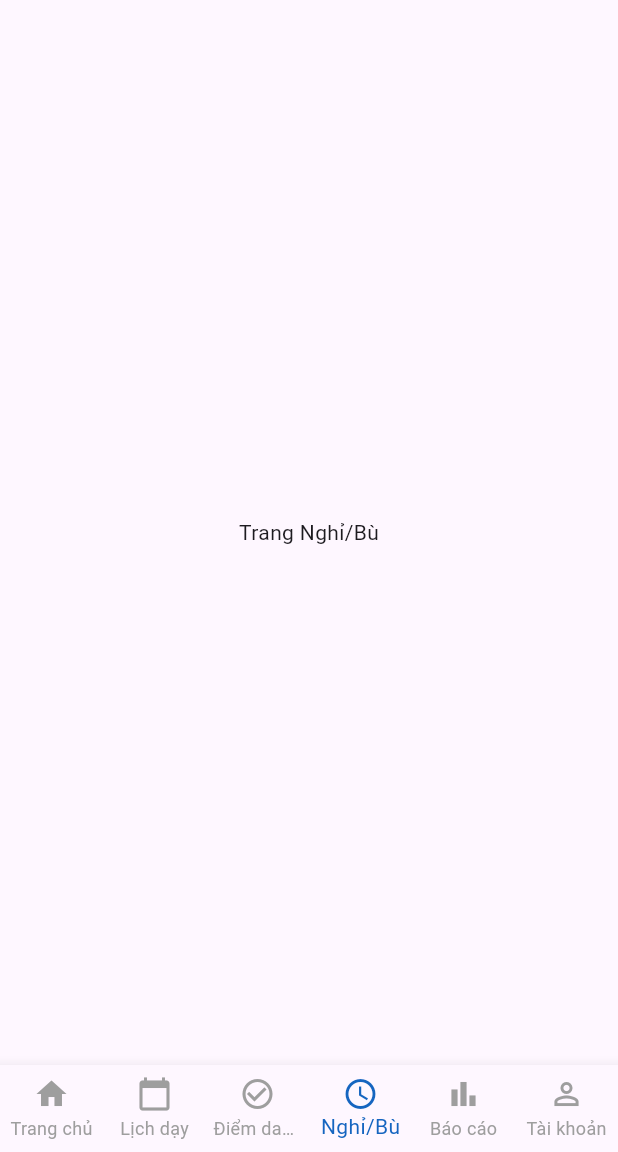
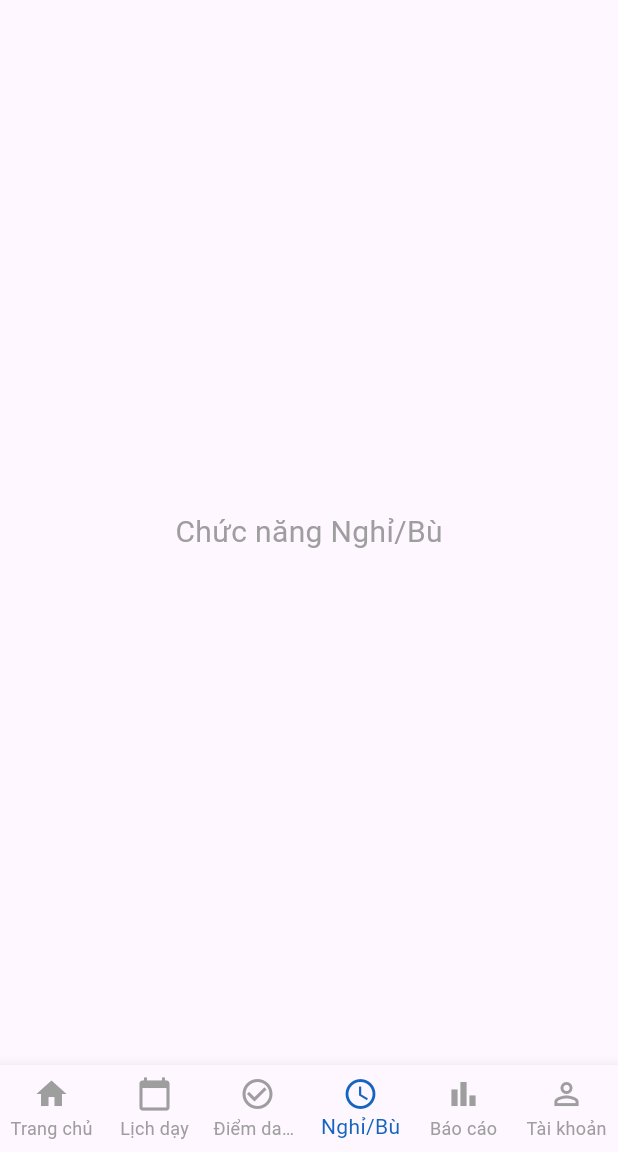
Before and after one commit to dotridung2004/FrontEnd_BTLNhom2, a Flutter app: the HomeScreen screen opened directly, item 4 of the bottom bar chosen, on a phone screen of 412 x 824 dp, the part 84-1236 px from its top. Run offline on Flutter 3.47's test engine with Material 3 defaults, Android fonts, the phone set to English and light mode, and no system bars; our stand-ins replace fl_chart.

Commit message:
home_screen

```diff
--- a/lib/screens/home_screen.dart
+++ b/lib/screens/home_screen.dart
@@ -1,6 +1,11 @@
+import 'package:btl_nhom2/screens/profile_screen.dart';
+import 'package:btl_nhom2/screens/schedule_screen.dart';
 import 'package:flutter/material.dart';
 import 'report_screen.dart'; // BƯỚC 1: Import trang report_screen
 import 'main_wrapper.dart';
+import 'profile_screen.dart';
+import 'leave_makeup_screen.dart';
+import 'attendance_screen.dart';
 // BƯỚC 2: Chuyển Widget thành StatefulWidget
 class HomeScreen extends StatefulWidget {
   const HomeScreen({super.key});
@@ -17,11 +22,11 @@ class _HomeScreenState extends State<HomeScreen> {
   // Tab 'Báo cáo' (vị trí 4) sẽ hiển thị ReportScreen()
   static const List<Widget> _widgetOptions = <Widget>[
     HomeScreenContent(), // Màn hình chính (tách ra để code gọn hơn)
-    Center(child: Text('Trang Lịch dạy')),
-    Center(child: Text('Trang Điểm danh')),
-    Center(child: Text('Trang Nghỉ/Bù')),
+    ScheduleScreen(),
+    AttendanceScreen(),
+    LeaveMakeupScreen(),
     ReportScreen(), // Màn hình báo cáo
-    Center(child: Text('Trang Tài khoản')),
+    ProfileScreen(),
   ];
 
   // BƯỚC 5: Tạo hàm xử lý khi một tab được nhấn
```
